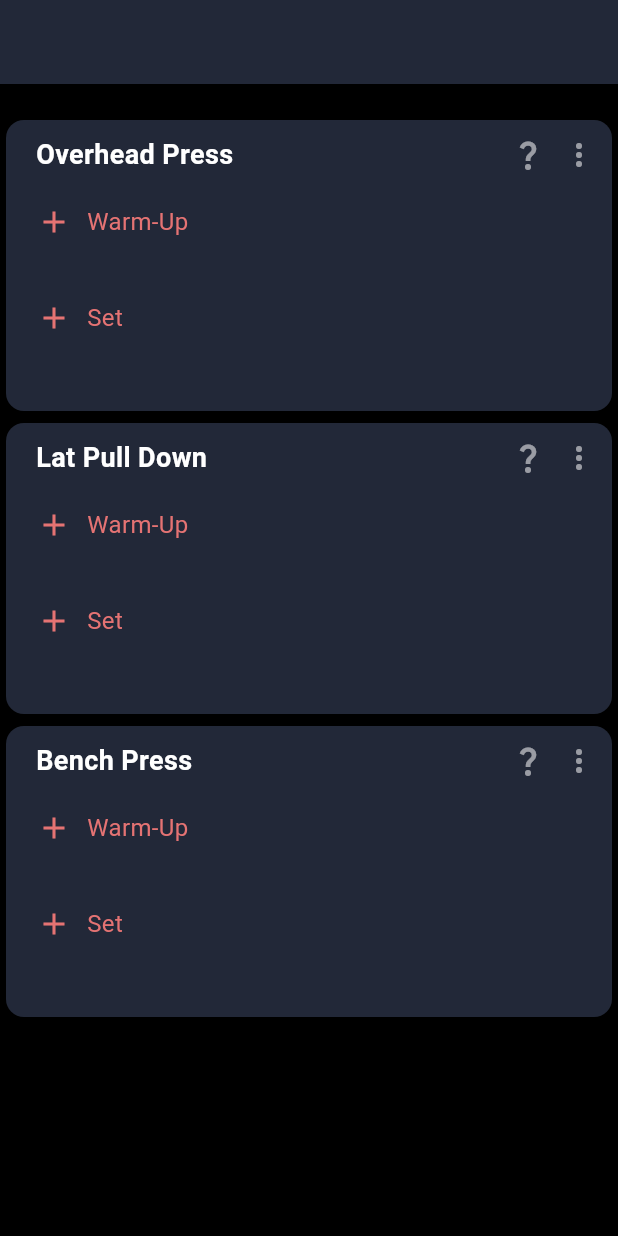
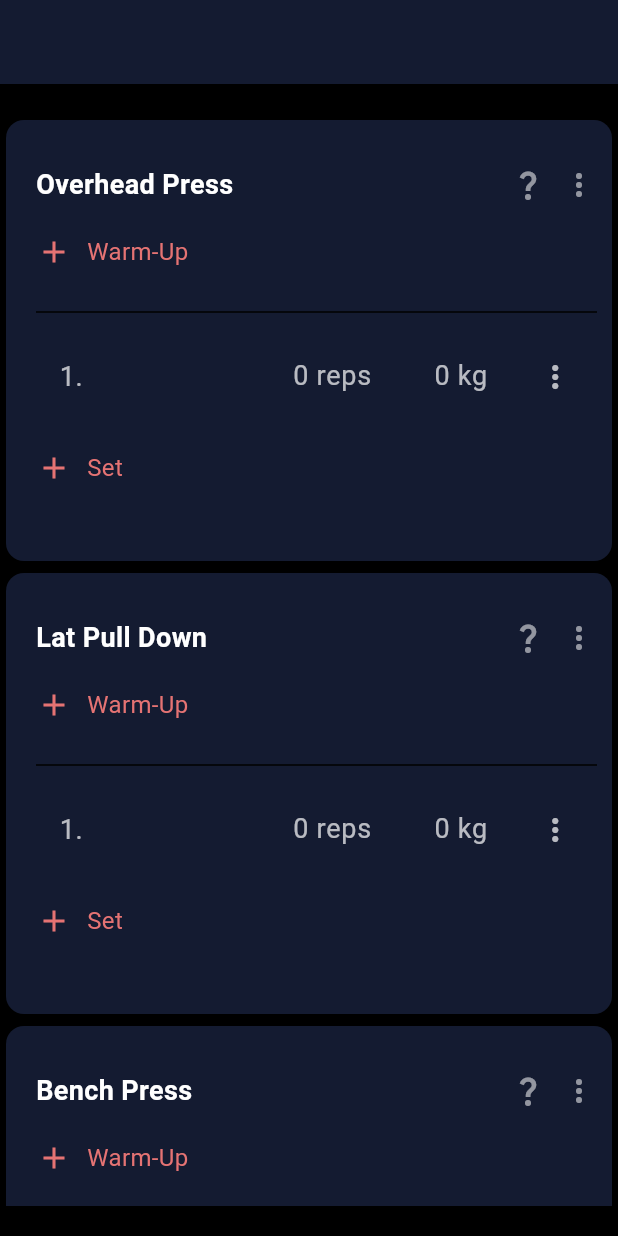
Before and after one commit to ArjunMalhotra07/rage_fit, a Flutter app: the screen it shows after launch, on a phone screen of 412 x 824 dp. Run offline on Flutter 3.47's test engine with Material 2 defaults, Android fonts, the phone set to English and light mode, and no system bars; our stand-ins replace freezed_annotation.

Commit message:
Edit added entries

```diff
--- a/lib/logic/utils/constants.dart
+++ b/lib/logic/utils/constants.dart
@@ -9,7 +9,7 @@ final appColors = AppColors();
 final workOutLogProviderObj = WorkOutLogProvider();
 
 class AppColors {
-  final cardColor = const Color.fromARGB(255, 34, 40, 56);
+  final cardColor = Color.fromARGB(255, 20, 27, 49);
   final whiteColor = Colors.white;
   final lightWhiteColor = Colors.white70;
   final iconWhiteColor = Colors.white54;
--- a/lib/models/work_out.dart
+++ b/lib/models/work_out.dart
@@ -39,10 +39,18 @@ class Count with _$Count {
 
 class WorkOutLogProvider extends ChangeNotifier {
   WorkOuts _workoutVar = const WorkOuts(workOutsVar: [
-    WorkOut(workoutName: WorkOutTypes.benchPress, warmupRows: [], setRows: []),
-    WorkOut(workoutName: WorkOutTypes.latPullDown, warmupRows: [], setRows: []),
     WorkOut(
-        workoutName: WorkOutTypes.overheadPress, warmupRows: [], setRows: [])
+        workoutName: WorkOutTypes.benchPress,
+        warmupRows: [Count(weight: 0, reps: 0)],
+        setRows: []),
+    WorkOut(
+        workoutName: WorkOutTypes.latPullDown,
+        warmupRows: [Count(weight: 0, reps: 0)],
+        setRows: []),
+    WorkOut(
+        workoutName: WorkOutTypes.overheadPress,
+        warmupRows: [Count(weight: 0, reps: 0)],
+        setRows: [])
   ]);
   WorkOuts get workouts => _workoutVar;
 
--- a/lib/views/home_page.dart
+++ b/lib/views/home_page.dart
@@ -1,6 +1,7 @@
 import 'package:flutter/material.dart';
 import 'package:provider/provider.dart';
 import 'package:rage_fit/models/work_out.dart';
+import 'package:rage_fit/views/templates/workout_tile.dart';
 import '../logic/utils/constants.dart';
 
 class MyHomePage extends StatefulWidget {
@@ -38,6 +39,7 @@ class _MyHomePageState extends State<MyHomePage> {
                           crossAxisAlignment: CrossAxisAlignment.start,
                           children: [
                             //! Name + Question Mark + More Info
+                            const SizedBox(height: 20),
                             Row(
                               children: [
                                 Text(
@@ -92,10 +94,15 @@ class _MyHomePageState extends State<MyHomePage> {
                                                 .asMap()
                                                 .entries
                                                 .map((entry) {
-                                              final index = entry.key;
+                                              final index1 = entry.key;
                                               final row = entry.value;
-                                              return returnWorkOutInfoRow(
-                                                  row, index);
+                                              return WorkoutRowTile(
+                                                workOutName:
+                                                    listOfWorkOuts[index],
+                                                index: index1,
+                                                row: row,
+                                                type: RowType.warmUp,
+                                              );
                                             }),
                                           ]),
                                 ],
@@ -139,10 +146,15 @@ class _MyHomePageState extends State<MyHomePage> {
                                                 .asMap()
                                                 .entries
                                                 .map((entry) {
-                                              final index = entry.key;
+                                              final index1 = entry.key;
                                               final row = entry.value;
-                                              return returnWorkOutInfoRow(
-                                                  row, index);
+                                              return WorkoutRowTile(
+                                                workOutName:
+                                                    listOfWorkOuts[index],
+                                                index: index1,
+                                                row: row,
+                                                type: RowType.setRow,
+                                              );
                                             }),
                                           ]),
                                 ],
@@ -156,35 +168,6 @@ class _MyHomePageState extends State<MyHomePage> {
                     );
                   }),
             )));
-  }
-
-  Widget returnWorkOutInfoRow(Count row, int index) {
-    return SizedBox(
-        height: 60,
-        child: Column(
-          children: [
-            const Divider(color: Colors.black),
-            const SizedBox(height: 10),
-            Row(
-              mainAxisAlignment: MainAxisAlignment.spaceEvenly,
-              children: [
-                Text(
-                  "${index + 1}.",
-                  style: appUtilities.textStyleFunc(),
-                ),
-                const SizedBox(width: 100),
-                Text(
-                  '${row.reps} reps',
-                  style: appUtilities.textStyleFunc(),
-                ),
-                Text(
-                  '${row.weight} kgs',
-                  style: appUtilities.textStyleFunc(),
-                )
-              ],
-            )
-          ],
-        ));
   }
 }
 
--- /dev/null
+++ b/lib/views/templates/workout_tile.dart
@@ -0,0 +1,124 @@
+import 'package:flutter/material.dart';
+import 'package:provider/provider.dart';
+
+import '../../logic/utils/constants.dart';
+import '../../models/work_out.dart';
+
+class WorkoutRowTile extends StatefulWidget {
+  final int index;
+  final WorkOutTypes workOutName;
+  final Count row;
+  final RowType type;
+  const WorkoutRowTile(
+      {super.key,
+      required this.index,
+      required this.row,
+      required this.type,
+      required this.workOutName});
+
+  @override
+  State<WorkoutRowTile> createState() => _WorkoutRowTileState();
+}
+
+class _WorkoutRowTileState extends State<WorkoutRowTile> {
+  final _formKey = GlobalKey<FormState>();
+  bool readOnlyVar = true;
+  TextEditingController repsC = TextEditingController();
+  TextEditingController weightC = TextEditingController();
+  @override
+  void dispose() {
+    super.dispose();
+  }
+
+  void saveState() {}
+  @override
+  Widget build(BuildContext context) {
+    final workOutLogProvider = Provider.of<WorkOutLogProvider>(context);
+    return SizedBox(
+        height: 80,
+        child: Column(
+          children: [
+            const Divider(color: Colors.black),
+            const SizedBox(height: 10),
+            Form(
+                key: _formKey,
+                child: Row(
+                  mainAxisAlignment: MainAxisAlignment.spaceEvenly,
+                  children: [
+                    Text(
+                      "${widget.index + 1}.",
+                      style: appUtilities.textStyleFunc(),
+                    ),
+                    const SizedBox(width: 100),
+                    SizedBox(
+                        width: 70,
+                        height: 50,
+                        child: TextFormField(
+                          controller: repsC,
+                          readOnly: readOnlyVar,
+                          decoration: InputDecoration(
+                              border: InputBorder.none,
+                              hintText: '${widget.row.reps} reps',
+                              hintStyle: appUtilities.textStyleFunc()),
+                          style: appUtilities.textStyleFunc(),
+                          onChanged: (value) {
+                            print(value);
+                          },
+                          onSaved: (newValue) {
+                            print(newValue);
+                          },
+                          textAlign: TextAlign.center,
+                          keyboardType: TextInputType.number,
+                        )),
+                    SizedBox(
+                        width: 70,
+                        height: 50,
+                        child: TextFormField(
+                          controller: weightC,
+                          readOnly: readOnlyVar,
+                          decoration: InputDecoration(
+                              border: InputBorder.none,
+                              hintText: '${widget.row.weight} kg',
+                              hintStyle: appUtilities.textStyleFunc()),
+                          style: appUtilities.textStyleFunc(),
+                          onChanged: (value) {
+                            print(value);
+                          },
+                          onSaved: (newValue) {
+                            print(newValue);
+                          },
+                          textAlign: TextAlign.center,
+                          keyboardType: TextInputType.number,
+                        )),
+                    GestureDetector(
+                      onTap: () {
+                        setState(() {
+                          readOnlyVar = !readOnlyVar;
+                          print(readOnlyVar.toString());
+                        });
+
+                        if (readOnlyVar == true) {
+                          final int? parsedWeight = int.tryParse(weightC.text);
+                          final int? parsedReps = int.tryParse(repsC.text);
+
+                          if (parsedWeight != null && parsedReps != null) {
+                            _formKey.currentState?.save();
+                            workOutLogProvider.addCount(
+                              widget.workOutName,
+                              Count(weight: parsedWeight, reps: parsedReps),
+                              widget.type,
+                            );
+                          }
+                        }
+                      },
+                      child: Icon(
+                        Icons.more_vert,
+                        color: appColors.lightWhiteColor,
+                      ),
+                    )
+                  ],
+                ))
+          ],
+        ));
+  }
+}
```
